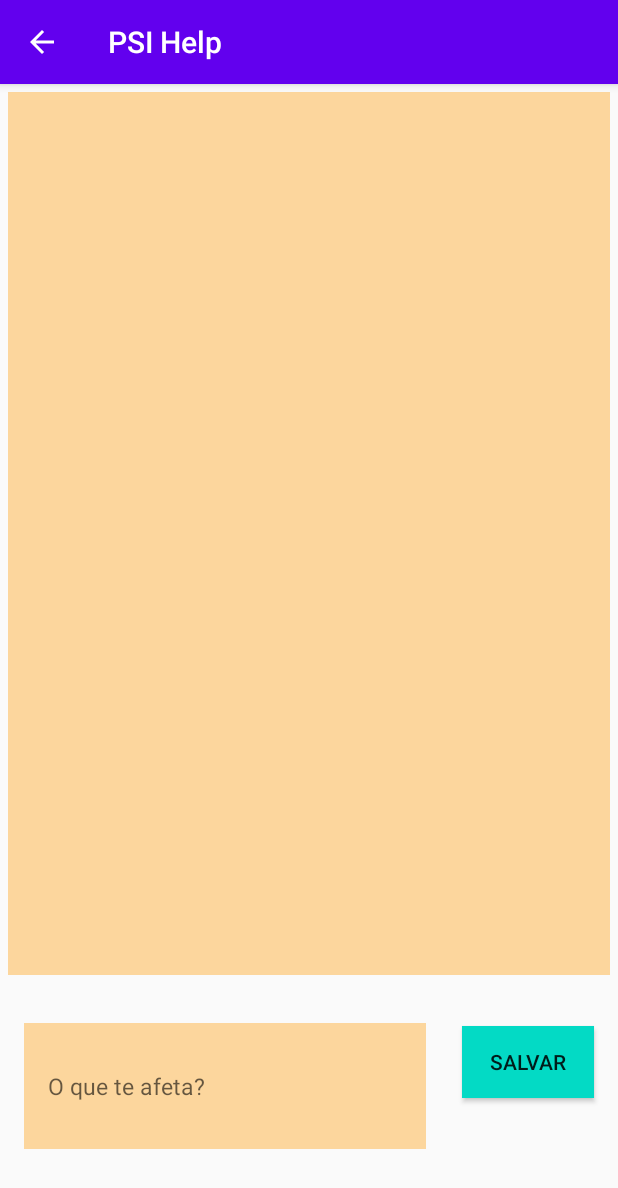
After one commit to arturtres3/Apoio-Psicologico-IHC, an Android app: the coisas_que_me_afetam screen opened directly, with no data from a screen before it, on a phone screen of 412 x 824 dp. The commit adds this screen. Shown: the top 1188 px of the screen. Run offline under Robolectric (Android 15) with nearby library versions, the phone set to English and light mode, and no system bars.

Commit message:
Implementa Coisas_que_me_afetam, e adiciona botão de return em todas as páginas

```diff
--- a/Quicktest/app/src/main/AndroidManifest.xml
+++ b/Quicktest/app/src/main/AndroidManifest.xml
@@ -9,7 +9,8 @@
         android:roundIcon="@mipmap/ic_launcher_round"
         android:supportsRtl="true"
         android:theme="@style/AppTheme">
-        <activity android:name=".EditProfile"></activity>
+        <activity android:name=".coisas_que_me_afetam"></activity>
+        <activity android:name=".EditProfile" />
         <activity android:name=".HelpNowResults" />
         <activity android:name=".HelpNowFirstPage" />
         <activity
--- a/Quicktest/app/src/main/java/com/example/quicktest/MainActivity.java
+++ b/Quicktest/app/src/main/java/com/example/quicktest/MainActivity.java
@@ -31,4 +31,10 @@ public class MainActivity extends AppCompatActivity {
 
         startActivity(editProfile);
     }
+
+    public void startCoisasQueMeAfetam(android.view.View view){
+        Intent coisas = new Intent(this, coisas_que_me_afetam.class);
+
+        startActivity(coisas);
+    }
 }
--- /dev/null
+++ b/Quicktest/app/src/main/res/layout/activity_coisas_que_me_afetam.xml
@@ -0,0 +1,74 @@
+<?xml version="1.0" encoding="utf-8"?>
+<androidx.constraintlayout.widget.ConstraintLayout xmlns:android="http://schemas.android.com/apk/res/android"
+    xmlns:app="http://schemas.android.com/apk/res-auto"
+    xmlns:tools="http://schemas.android.com/tools"
+    android:layout_width="match_parent"
+    android:layout_height="match_parent"
+    tools:context=".coisas_que_me_afetam">
+
+    <ScrollView
+        android:id="@+id/scrollView3"
+        style="@android:style/Widget.DeviceDefault.ScrollView"
+        android:layout_width="0dp"
+        android:layout_height="0dp"
+        android:layout_marginStart="5dp"
+        android:layout_marginLeft="5dp"
+        android:layout_marginTop="5dp"
+        android:layout_marginEnd="5dp"
+        android:layout_marginRight="5dp"
+        android:layout_marginBottom="34dp"
+        android:background="#5FFF9800"
+        android:scrollbarAlwaysDrawVerticalTrack="true"
+        app:layout_constraintBottom_toTopOf="@+id/button5"
+        app:layout_constraintEnd_toEndOf="parent"
+        app:layout_constraintHorizontal_bias="0.0"
+        app:layout_constraintStart_toStartOf="parent"
+        app:layout_constraintTop_toTopOf="parent">
+
+        <LinearLayout
+            android:id="@+id/lista"
+            android:layout_width="match_parent"
+            android:layout_height="wrap_content"
+            android:orientation="vertical"/>
+    </ScrollView>
+
+    <EditText
+        android:id="@+id/input"
+        style="@style/Widget.MaterialComponents.TextInputEditText.OutlinedBox.Dense"
+        android:layout_width="0dp"
+        android:layout_height="wrap_content"
+        android:layout_marginStart="16dp"
+        android:layout_marginLeft="16dp"
+        android:layout_marginTop="32dp"
+        android:layout_marginEnd="24dp"
+        android:layout_marginRight="24dp"
+        android:background="#5FFF9800"
+        android:ems="15"
+        android:hint="@string/hint_coisas"
+        android:inputType="textMultiLine|textPersonName"
+        android:isScrollContainer="true"
+        android:lines="3"
+        android:maxLines="4"
+        android:minLines="3"
+        android:textColor="#000000"
+        android:textSize="15sp"
+        app:layout_constraintEnd_toStartOf="@+id/button5"
+        app:layout_constraintStart_toStartOf="parent"
+        app:layout_constraintTop_toBottomOf="@+id/scrollView3"
+        android:importantForAutofill="no" />
+
+    <Button
+        android:id="@+id/button5"
+        android:layout_width="wrap_content"
+        android:layout_height="wrap_content"
+        android:layout_marginEnd="16dp"
+        android:layout_marginRight="16dp"
+        android:layout_marginBottom="92dp"
+        android:background="@color/colorAccent"
+        android:onClick="sendText"
+        android:text="@string/send"
+        app:layout_constraintBottom_toBottomOf="parent"
+        app:layout_constraintEnd_toEndOf="parent"
+        app:layout_constraintStart_toEndOf="@+id/input"
+        app:layout_constraintTop_toBottomOf="@+id/scrollView3" />
+</androidx.constraintlayout.widget.ConstraintLayout>
--- a/Quicktest/app/src/main/res/layout/activity_help_now_first_page.xml
+++ b/Quicktest/app/src/main/res/layout/activity_help_now_first_page.xml
@@ -330,6 +330,7 @@
         android:layout_marginStart="7dp"
         android:layout_marginLeft="7dp"
         android:layout_marginTop="57dp"
+        android:background="@color/colorAccent"
         android:onClick="next"
         android:text="@string/next"
         app:layout_constraintStart_toStartOf="@+id/textView26"
--- a/Quicktest/app/src/main/res/layout/activity_help_now_results.xml
+++ b/Quicktest/app/src/main/res/layout/activity_help_now_results.xml
@@ -57,6 +57,7 @@
         android:layout_height="wrap_content"
         android:layout_marginTop="65dp"
         android:layout_marginBottom="50dp"
+        android:background="@color/colorAccent"
         android:onClick="proxResultado"
         android:text="@string/next"
         app:layout_constraintBottom_toBottomOf="parent"
--- a/Quicktest/app/src/main/res/layout/activity_main.xml
+++ b/Quicktest/app/src/main/res/layout/activity_main.xml
@@ -120,6 +120,7 @@
         android:layout_height="81dp"
         android:layout_marginTop="16dp"
         android:background="@drawable/health"
+        android:onClick="startCoisasQueMeAfetam"
         app:layout_constraintBottom_toTopOf="@+id/textView9"
         app:layout_constraintEnd_toEndOf="parent"
         app:layout_constraintHorizontal_bias="0.507"
--- a/Quicktest/app/src/main/res/values/colors.xml
+++ b/Quicktest/app/src/main/res/values/colors.xml
@@ -4,4 +4,5 @@
     <color name="colorPrimaryDark">#3700B3</color>
     <color name="colorAccent">#03DAC5</color>
     <color name="OurBlue">#123bcf</color>
+    <color name="Coisas">#5FFF9800</color>
 </resources>
--- a/Quicktest/app/src/main/res/values/strings.xml
+++ b/Quicktest/app/src/main/res/values/strings.xml
@@ -45,6 +45,6 @@ Enquanto faz esse exercício, escute esta música : https://www.youtube.com/watc
     <string name="estresse_titulo">Estresse</string>
     <string name="next">Próximo</string>
     <string name="back">Voltar</string>
-
-
+    <string name="send">salvar</string>
+    <string name="hint_coisas">O que te afeta?</string>
 </resources>
```
Also changed, not shown: Quicktest/app/src/main/java/com/example/quicktest/EditProfile.java (+19 -0 lines), Quicktest/app/src/main/java/com/example/quicktest/HelpNowFirstPage.java (+19 -0 lines), Quicktest/app/src/main/java/com/example/quicktest/HelpNowResults.java (+19 -0 lines), Quicktest/app/src/main/java/com/example/quicktest/coisas_que_me_afetam.java (added, +77 -0 lines).
